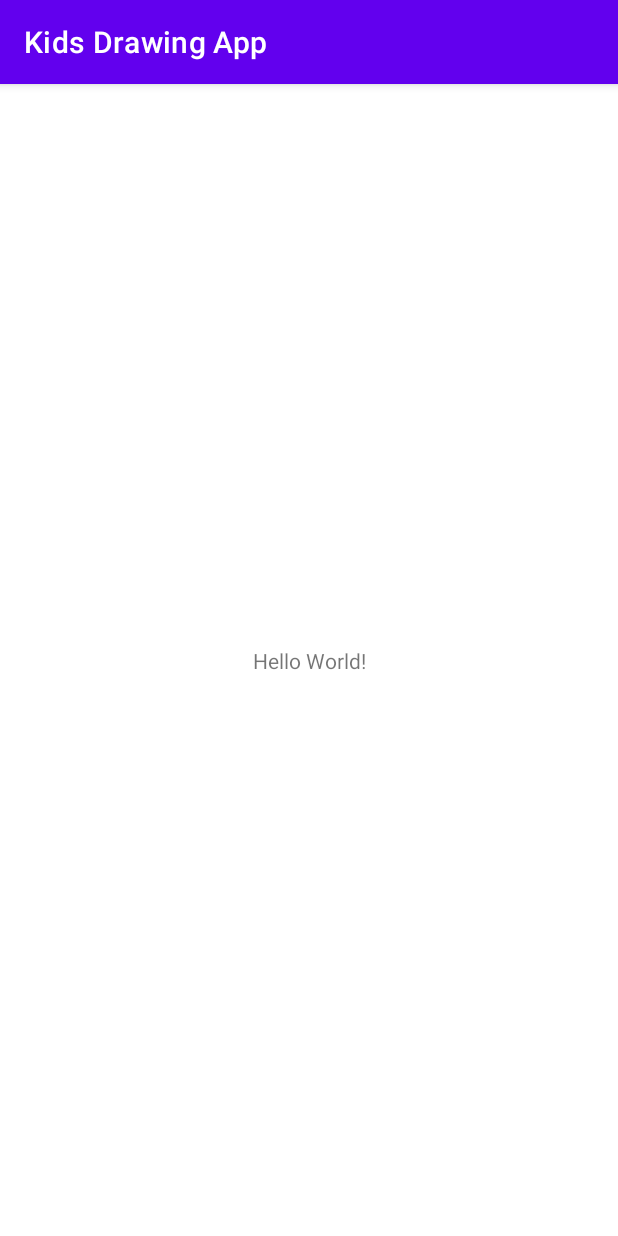
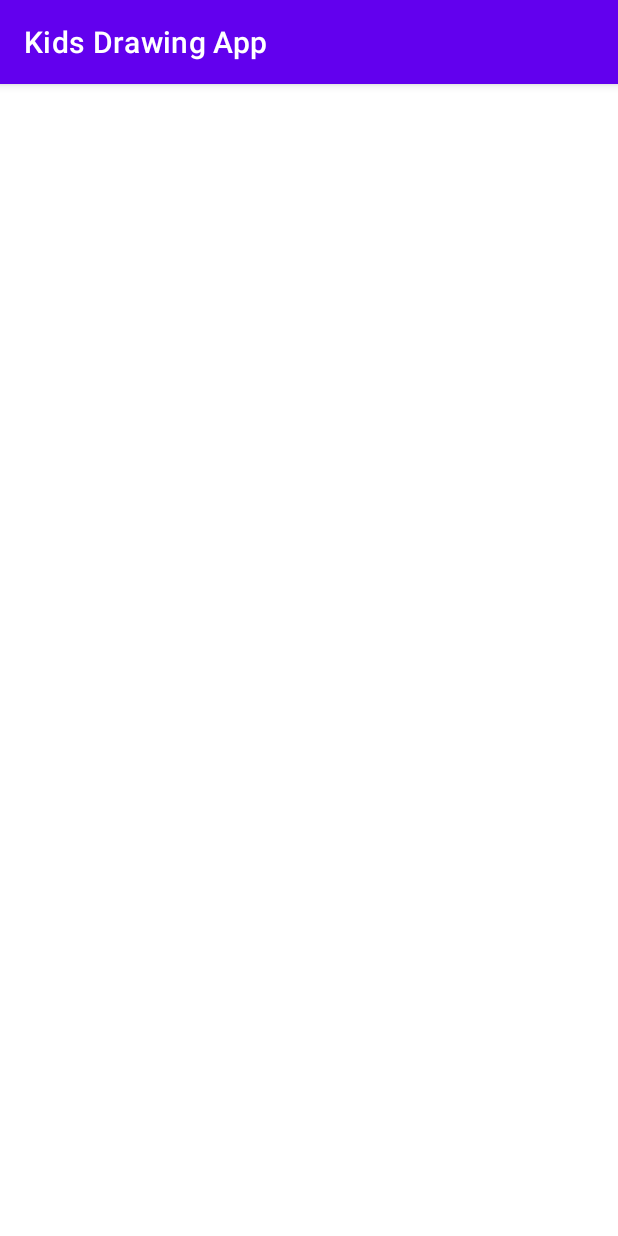
Before and after one commit to pestipona/Android-Kids-Drawing-App, an Android app: the screen it shows after launch (MainActivity), on a phone screen of 412 x 824 dp. Run offline under Robolectric (Android 15) with nearby library versions, the light colour scheme and no system bars.

Commit message:
Added Project to GitHub

```diff
--- a/app/src/main/res/layout/activity_main.xml
+++ b/app/src/main/res/layout/activity_main.xml
@@ -6,10 +6,10 @@
     android:layout_height="match_parent"
     tools:context=".MainActivity">
 
-    <TextView
-        android:layout_width="wrap_content"
-        android:layout_height="wrap_content"
-        android:text="Hello World!"
+    <com.pestipona.kidsdrawingapp.DrawingView
+        android:id="@+id/drawing_view"
+        android:layout_width="0dp"
+        android:layout_height="0dp"
         app:layout_constraintBottom_toBottomOf="parent"
         app:layout_constraintEnd_toEndOf="parent"
         app:layout_constraintStart_toStartOf="parent"
```
Also changed, not shown: app/src/main/java/com/pestipona/kidsdrawingapp/DrawingView.kt (+57 -0 lines).
